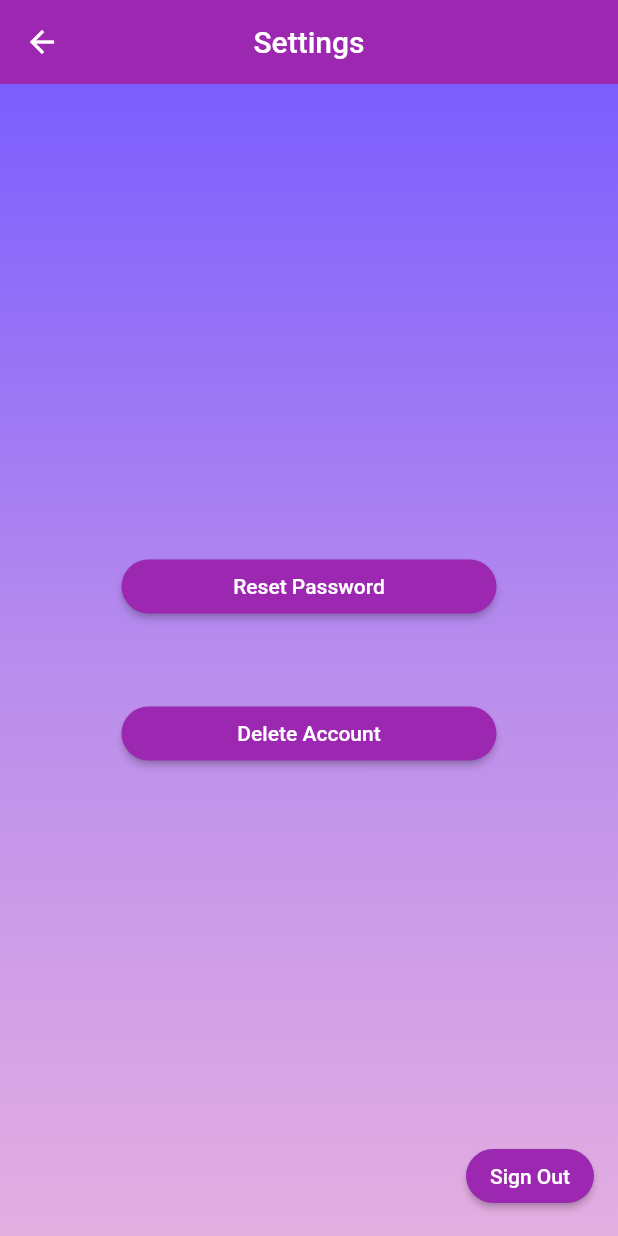
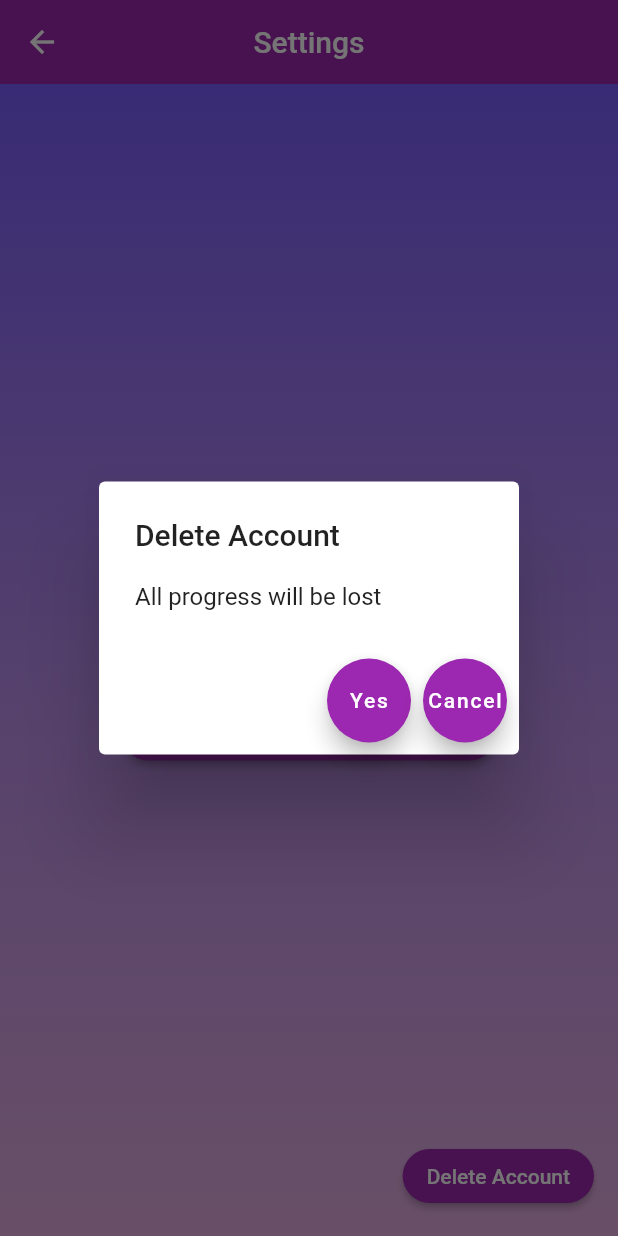
Before and after one commit to SimKianSeng/LvlUp, a Flutter app: the screen it shows once a user with an empty profile is signed in, item 4 of the bottom bar chosen, after a tap on "Delete Account", on a phone screen of 412 x 824 dp. Run offline on Flutter 3.47's test engine with Material 2 defaults, Android fonts, the light colour scheme and no system bars; our stand-ins replace firebase_auth, firebase_core; accounts and stored records are empty.

Commit message:
Added in notification for reset password, confirmation for account deletion and code refactoring

```diff
--- a/lib/pages/authentication/login_page.dart
+++ b/lib/pages/authentication/login_page.dart
@@ -1,19 +1,17 @@
 import 'package:flutter/material.dart';
 import 'package:firebase_auth/firebase_auth.dart';
 import 'package:lvlup/constants.dart';
+import 'package:lvlup/pages/authentication/authentication.dart';
 import '../../services/auth.dart';
 
-class LoginPage extends StatefulWidget {
-  final Function switchPage;
-
-  const LoginPage({required this.switchPage});
+class LoginPage extends parent {
+  LoginPage(switchPage) : super(switchPage: switchPage);
 
   @override
-  State<LoginPage> createState() => _LoginPageState();
+  parentState createState() => _LoginPageState();
 }
 
-class _LoginPageState extends State<LoginPage> {
-  String? errorMessage = '';
+class _LoginPageState extends parentState {
   bool loading = false;
 
   final TextEditingController _controllerEmail = TextEditingController();
@@ -33,23 +31,11 @@ class _LoginPageState extends State<LoginPage> {
     }
   }
 
-  Widget entryField(
-    String title,
-    TextEditingController controller,
-  ) {
-    return TextField(
-      controller: controller,
-      decoration: customTextField(title),
-      obscureText: title == 'password'
-          ? true
-          : false, //Hide password if textfield is for password
-    );
-  }
-
   Widget _errorMessage() {
     return Text(errorMessage == '' ? '' : 'Humm ? $errorMessage');
   }
 
+  @override
   Widget submitButton() {
     return Row(
       mainAxisAlignment: MainAxisAlignment.center,
@@ -66,16 +52,17 @@ class _LoginPageState extends State<LoginPage> {
     );
   }
 
-  Widget registerButton() {
-    return TextButton(
-      onPressed: () {
-        setState(() {
-          widget.switchPage();
-        });
-      },
-      child: const Text('Register instead'),
-    );
-  }
+  Widget forgotPasswordButton() {
+  return Container(
+    height: 45.0,
+    child: TextButton(
+        onPressed: () async {
+          await Auth().sendPasswordResetEmail(email: _controllerEmail.text, context: context);
+        },
+        child: const Text('Forgot password'),
+    ),
+  );
+}
 
     @override
   Widget build(BuildContext context) {
@@ -98,7 +85,8 @@ class _LoginPageState extends State<LoginPage> {
             entryField('password', _controllerPassword),
             _errorMessage(),
             submitButton(),
-            registerButton(),
+            forgotPasswordButton(),
+            switchButton("Register instead"),
           ],
         ),
       ),
--- a/lib/pages/settings_page.dart
+++ b/lib/pages/settings_page.dart
@@ -10,7 +10,9 @@ Future<void> signOut() async {
 }
 
 Widget _signOutButton(BuildContext context) {
-  return ElevatedButton(
+  return SizedBox(
+    width: 250,
+    child: ElevatedButton(
       style: ButtonStyle(
           shape: MaterialStateProperty.all(
               RoundedRectangleBorder(borderRadius: BorderRadius.circular(25.0)))),
@@ -19,10 +21,11 @@ Widget _signOutButton(BuildContext context) {
         Navigator.pop(context);
       },
       child: const Text('Sign Out'),
+    ),
   );
 }
 
-Widget _resetPasswordButton() {
+Widget _resetPasswordButton(BuildContext context) {
   return SizedBox(
     width: 250.0,
     child: ElevatedButton(
@@ -31,7 +34,8 @@ Widget _resetPasswordButton() {
               RoundedRectangleBorder(
                   borderRadius: BorderRadius.circular(25.0)))),
       onPressed: () {
-        Auth().sendPasswordResetEmail(email: user?.email ?? "");
+        Auth().sendPasswordResetEmail(email: user?.email ?? "", context: context);
+
         print("Email sent");
       },
       child: const Text('Reset Password'),
@@ -40,21 +44,45 @@ Widget _resetPasswordButton() {
 }
 
 Widget _deleteAccountButton(BuildContext context) {
-  return SizedBox(
-    width: 250.0,
-    child: ElevatedButton(
+  return ElevatedButton(
       style: ButtonStyle(
           shape: MaterialStateProperty.all<RoundedRectangleBorder>(
               RoundedRectangleBorder(
                   borderRadius: BorderRadius.circular(25.0)))),
       onPressed: () async {
+        _deleteAccountConfirmation(context);
+      },
+      child: const Text('Delete Account'),
+  );
+}
+
+void _deleteAccountConfirmation(BuildContext context) {
+  showDialog(
+    context: context,
+    builder: (context) {
+      return AlertDialog(
+        title: const Text("Delete Account"),
+        content: const Text("All progress will be lost"),
+        actions: [
+          FloatingActionButton(
+            shape: CircleBorder(),
+            onPressed: () async {
+              Navigator.pop(context);
+              Navigator.pop(context);
               await Auth().deleteUser();
               print("Deleted account");
+            },
+            child: const Text("Yes"),
+            ),
+          FloatingActionButton(
+            shape: CircleBorder(),
+            onPressed: () {
               Navigator.pop(context);
             },
-      child: const Text('Delete Account'),
-    ),
+            child: const Text("Cancel"),),
+        ],
       );
+    });
 }
 
 class Settings extends StatelessWidget {
@@ -73,16 +101,18 @@ class Settings extends StatelessWidget {
         child: Column(
           mainAxisAlignment: MainAxisAlignment.center,
           children: [
-            _resetPasswordButton(),
-            SizedBox(
+            _resetPasswordButton(context),
+            const SizedBox(
               width: double.infinity,
               height: 50.0,
             ),
-            _deleteAccountButton(context),
+            _signOutButton(context),
           ],
         ),
       ),
-      floatingActionButton: _signOutButton(context),
+      floatingActionButton: _deleteAccountButton(context),
     );
+
+
   }
 }
--- a/lib/widget_tree.dart
+++ b/lib/widget_tree.dart
@@ -17,6 +17,6 @@ class _WidgetTreeState extends State<WidgetTree> {
   Widget build(BuildContext context) {
     final user = Provider.of<User?>(context);
 
-    return user == null ? const authentication() : HomePage();
+    return user == null ? const Authentication() : HomePage();
   }
 }
```
Also changed, not shown: lib/pages/authentication/authentication.dart (+55 -5 lines), lib/pages/authentication/register_page.dart (+17 -77 lines), lib/services/auth.dart (+37 -17 lines), 1 other file. Lines whose indentation alone changed are shown as unchanged.
